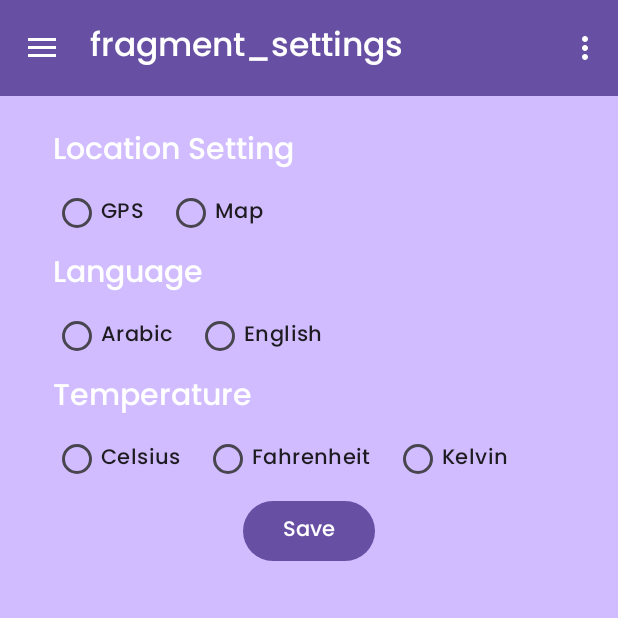
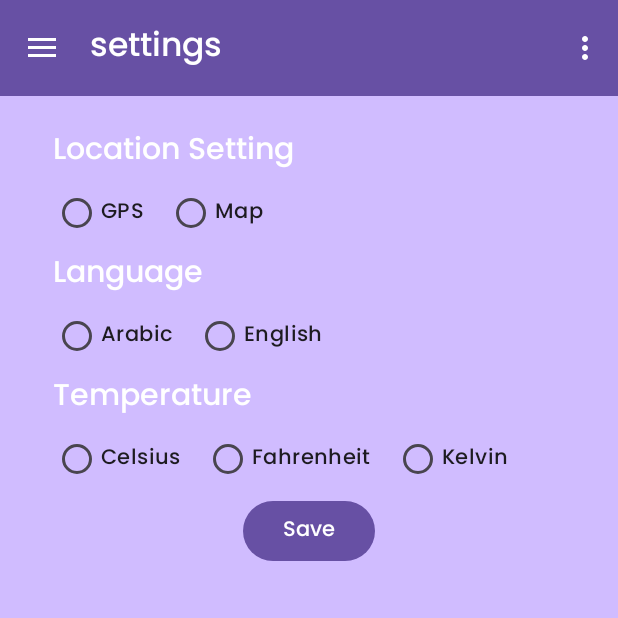
Before and after one commit to ahmedkhaled3515/Weather_Forcast_App, an Android app: the screen it shows after launch (MainActivity2), in the side drawer, after a tap on "settings", on a phone screen of 412 x 824 dp, the top half of it. Run offline under Robolectric (Android 15) with nearby library versions, the phone set to English and light mode, and no system bars; our stand-ins replace Room's generated code, navigation-ui; pictures from the network do not load; 1 statement that could not run was skipped.

Commit message:
ui fixes

```diff
--- a/app/src/main/java/com/example/weatherapp/MainActivity2.kt
+++ b/app/src/main/java/com/example/weatherapp/MainActivity2.kt
@@ -41,6 +41,7 @@ class MainActivity2 : AppCompatActivity() {
         )
         setupActionBarWithNavController(navController, appBarConfiguration)
         navView.setupWithNavController(navController)
+
         val settingsSharedPreferences = SettingsSharedPreferences
         settingsSharedPreferences.saveLanguage(this,"en")
         settingsSharedPreferences.saveUnits(this,"metric")
@@ -58,6 +59,10 @@ class MainActivity2 : AppCompatActivity() {
         val navController = findNavController(R.id.nav_host_fragment_content_main)
         return navController.navigateUp(appBarConfiguration) || super.onSupportNavigateUp()
     }
+
+    fun updateActionBarTitle(title: String) {
+        supportActionBar?.title = title
+    }
 //    private fun changeLanguage(languageCode: String) {
 //        val locale = Locale(languageCode)
 //        Locale.setDefault(locale)
--- a/app/src/main/java/com/example/weatherapp/sevices/MyAlarmService.kt
+++ b/app/src/main/java/com/example/weatherapp/sevices/MyAlarmService.kt
@@ -15,7 +15,7 @@ class MyAlarmService : Service() {
     }
 
     override fun onStartCommand(intent: Intent?, flags: Int, startId: Int): Int {
-        mediaPlayer = MediaPlayer.create(this, R.raw.num1)
+        mediaPlayer = MediaPlayer.create(this, R.raw.ringtone3)
         mediaPlayer.isLooping = true
         mediaPlayer.start()
         return START_STICKY
--- a/app/src/main/java/com/example/weatherapp/views/home/HomeFragment.kt
+++ b/app/src/main/java/com/example/weatherapp/views/home/HomeFragment.kt
@@ -34,6 +34,7 @@ import androidx.recyclerview.widget.RecyclerView
 import com.airbnb.lottie.LottieAnimationView
 import com.bumptech.glide.Glide
 import com.example.weatherapp.ApiState
+import com.example.weatherapp.MainActivity2
 import com.example.weatherapp.R
 import com.example.weatherapp.SettingsSharedPreferences
 import com.example.weatherapp.ViewModel.CurrentForecastViewModel
@@ -141,7 +142,7 @@ class HomeFragment : Fragment() {
     }
     @RequiresApi(Build.VERSION_CODES.TIRAMISU)
     override fun onViewCreated(view: View, savedInstanceState: Bundle?) {
-
+        (activity as MainActivity2).updateActionBarTitle("Your Fragment Title")
         initializeComponents(view)
 //        viewModel= ViewModelProvider(this)[CurrentForecastViewModel::class.java]
         viewLifecycleOwner.lifecycleScope.launch {
--- a/app/src/main/res/navigation/nav_graph.xml
+++ b/app/src/main/res/navigation/nav_graph.xml
@@ -8,7 +8,7 @@
     <fragment
         android:id="@+id/homeFragment"
         android:name="com.example.weatherapp.views.home.HomeFragment"
-        android:label="HomeFragment" >
+        android:label="@string/home_text">
         <action
             android:id="@+id/action_homeFragment_to_favoriteFragment"
             app:destination="@id/favoriteFragment" />
@@ -22,7 +22,7 @@
     <fragment
         android:id="@+id/mapsFragment"
         android:name="com.example.weatherapp.views.map.MapsFragment"
-        android:label="MapsFragment" >
+        android:label="@string/maps">
         <action
             android:id="@+id/action_mapsFragment_to_favoriteFragment"
             app:destination="@id/favoriteFragment" />
@@ -36,8 +36,8 @@
     <fragment
         android:id="@+id/favoriteFragment"
         android:name="com.example.weatherapp.views.favorite.FavoriteFragment"
-        android:label="fragment_favorite"
-        tools:layout="@layout/fragment_favorite" >
+        android:label="@string/favorite_text"
+        tools:layout="@layout/fragment_favorite">
         <action
             android:id="@+id/action_favoriteFragment_to_mapsFragment"
             app:destination="@id/mapsFragment" />
@@ -57,8 +57,8 @@
     <fragment
         android:id="@+id/alertFragment"
         android:name="com.example.weatherapp.views.alert.AlertFragment"
-        android:label="fragment_alert"
-        tools:layout="@layout/fragment_alert" >
+        android:label="@string/alarm_text"
+        tools:layout="@layout/fragment_alert">
         <action
             android:id="@+id/action_alertFragment_to_mapsFragment"
             app:destination="@id/mapsFragment" />
@@ -75,8 +75,8 @@
     <fragment
         android:id="@+id/settingsFragment"
         android:name="com.example.weatherapp.views.settings.SettingsFragment"
-        android:label="fragment_settings"
-        tools:layout="@layout/fragment_settings" >
+        android:label="@string/settings_text"
+        tools:layout="@layout/fragment_settings">
         <action
             android:id="@+id/action_settingsFragment_to_alertFragment"
             app:destination="@id/alertFragment" />
@@ -93,5 +93,5 @@
     <fragment
         android:id="@+id/detailsFragment"
         android:name="com.example.weatherapp.views.details.DetailsFragment"
-        android:label="DetailsFragment" />
+        android:label="@string/details_text" />
 </navigation>
--- a/app/src/main/res/values/strings.xml
+++ b/app/src/main/res/values/strings.xml
@@ -40,4 +40,5 @@
     <string name="GPS">GPS</string>
     <string name="maps">Map</string>
     <string name="no_chance">No Chance</string>
+    <string name="details_text">Details</string>
 </resources>
```
Also changed, not shown: 2 other files.
